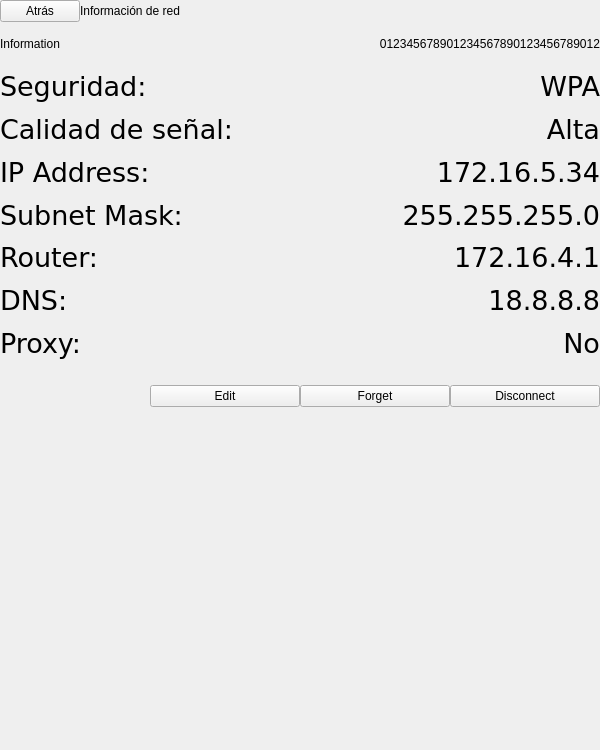
First picture: the form in bqSetting/ui/SettingsWiFiDetail.ui, repository bq/cervantes, before the edit.
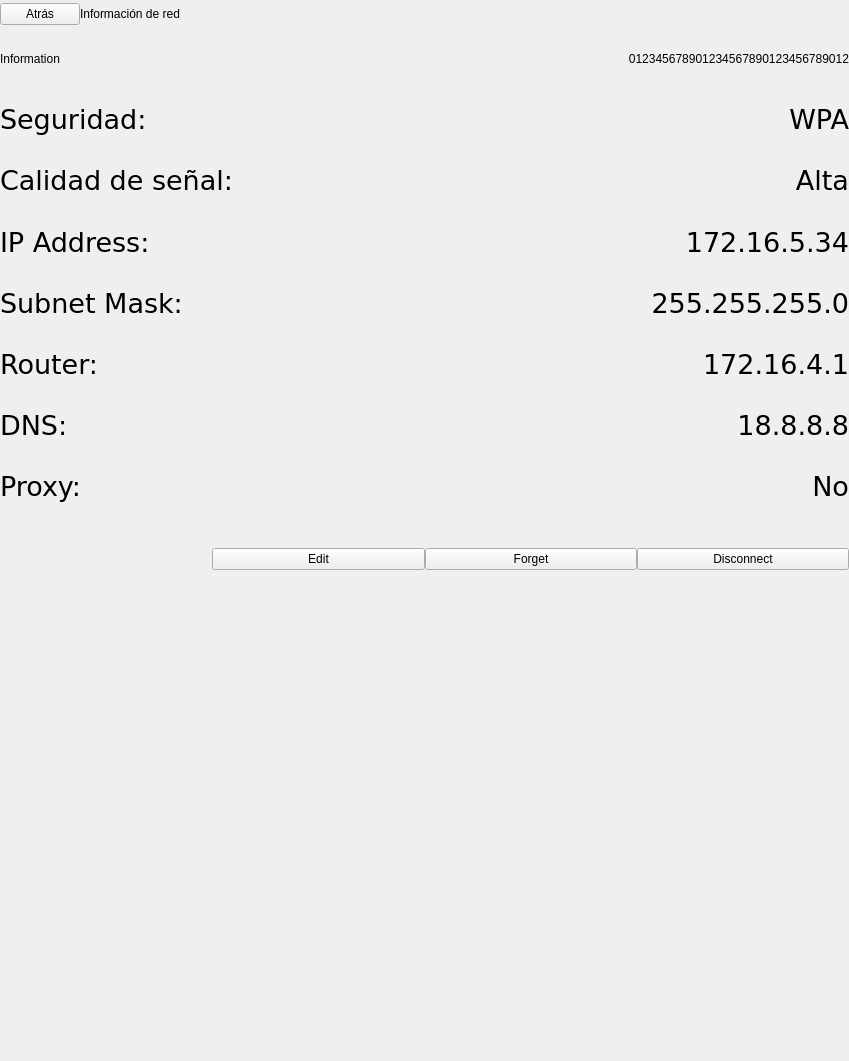
Second picture: the form after the edit. Custom widgets are drawn as their Qt base class.

Patch:
```diff
--- a/bqSetting/ui/SettingsWiFiDetail.ui
+++ b/bqSetting/ui/SettingsWiFiDetail.ui
@@ -6,8 +6,8 @@
    <rect>
     <x>0</x>
     <y>0</y>
-    <width>600</width>
-    <height>750</height>
+    <width>849</width>
+    <height>1061</height>
    </rect>
   </property>
   <property name="windowTitle">
@@ -33,8 +33,8 @@
      </property>
      <property name="maximumSize">
       <size>
-       <width>100000</width>
-       <height>100000</height>
+       <width>141421</width>
+       <height>141421</height>
       </size>
      </property>
      <layout class="QHBoxLayout" name="horizontalLayout_5">
@@ -74,7 +74,7 @@
            <property name="maximumSize">
             <size>
              <width>16777215</width>
-             <height>10000</height>
+             <height>14142</height>
             </size>
            </property>
            <property name="text">
@@ -89,8 +89,8 @@
            </property>
            <property name="sizeHint" stdset="0">
             <size>
-             <width>40</width>
-             <height>20</height>
+             <width>57</width>
+             <height>28</height>
             </size>
            </property>
           </spacer>
@@ -477,7 +477,7 @@
      <property name="sizeHint" stdset="0">
       <size>
        <width>0</width>
-       <height>20</height>
+       <height>28</height>
       </size>
      </property>
     </spacer>
@@ -498,8 +498,8 @@
         </property>
         <property name="sizeHint" stdset="0">
          <size>
-          <width>40</width>
-          <height>20</height>
+          <width>57</width>
+          <height>28</height>
          </size>
         </property>
        </spacer>
@@ -598,8 +598,8 @@
      </property>
      <property name="sizeHint" stdset="0">
       <size>
-       <width>20</width>
-       <height>40</height>
+       <width>28</width>
+       <height>57</height>
       </size>
      </property>
     </spacer>
```
Left out of the diff: 50 changed lines with no effect on the pictures.
